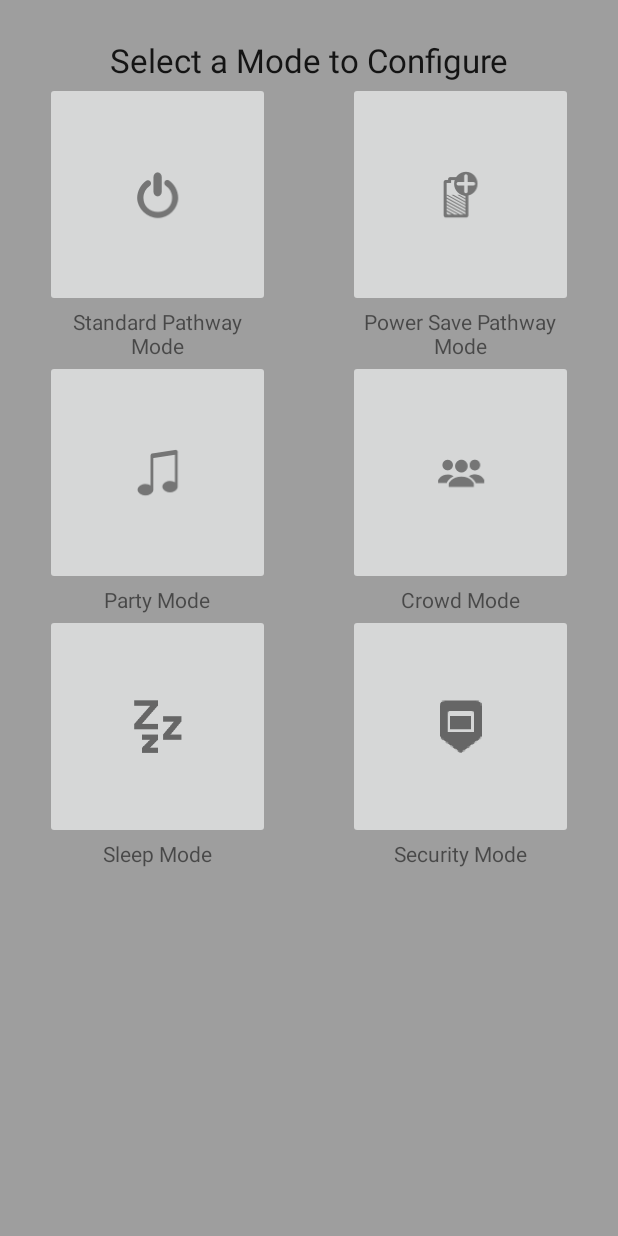
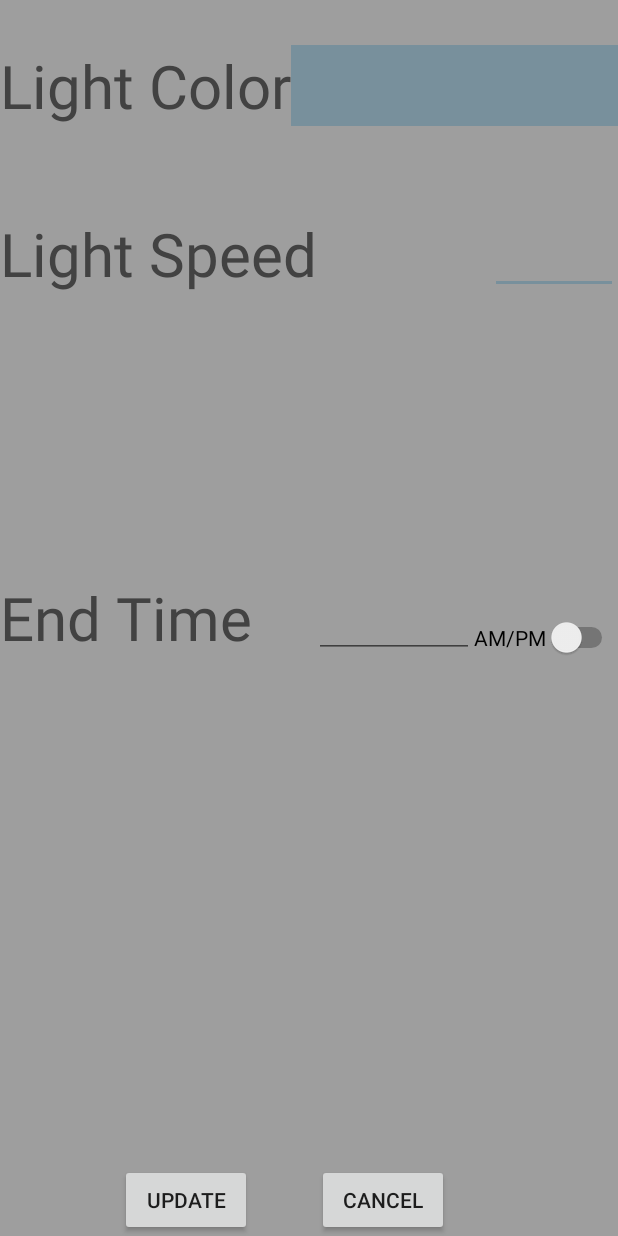
Before and after one commit to ncain7/DibsLightLink, an Android app: the ConfigureModeActivity screen opened directly, with no data from a screen before it, after a tap on an icon or button, on a phone screen of 412 x 824 dp. Run offline under Robolectric (Android 15) with nearby library versions, the phone set to English and light mode, and no system bars.

Commit message:
Added More Functionality
Almost all modes can be configured, just need Security mode set up

```diff
--- a/app/src/main/AndroidManifest.xml
+++ b/app/src/main/AndroidManifest.xml
@@ -35,7 +35,10 @@
         <activity android:name=".ConfigPowerSaveActivity"
             android:screenOrientation="portrait"
             android:parentActivityName=".ConfigureModeActivity"/>
-        <activity android:name=".ConfigStandActivity"
+        <activity android:name=".ConfigSleepModeActivity"
+            android:screenOrientation="portrait"
+            android:parentActivityName=".ConfigureModeActivity"/>
+        <activity android:name=".ConfigCrowdModeActivity"
             android:screenOrientation="portrait"
             android:parentActivityName=".ConfigureModeActivity"/>
 
--- /dev/null
+++ b/app/src/main/java/com/lightlinks/dibs/dibslightlinks/ConfigCrowdModeActivity.java
@@ -0,0 +1,70 @@
+package com.lightlinks.dibs.dibslightlinks;
+
+import android.os.Bundle;
+import android.support.v7.app.AppCompatActivity;
+import android.util.Log;
+import android.view.View;
+import android.widget.Button;
+import android.widget.EditText;
+
+/**
+ * Created by NickHome on 4/17/16.
+ */
+public class ConfigCrowdModeActivity extends AppCompatActivity{
+    private String TAG = "ConfigCrowdModeActivity";
+    ColorPicker cp;
+    private int LEDred, LEDgreen, LEDblue;
+    @Override
+    protected void onCreate(Bundle savedInstanceState) {
+        super.onCreate(savedInstanceState);
+        setContentView(R.layout.activity_config_crowd);
+
+        EditText light_speed = (EditText) findViewById(R.id.editText_crowd_speed);
+        EditText end_time = (EditText) findViewById(R.id.editText_crowd_end_time);
+        View color_view = findViewById(R.id.crowd_color_view);
+        Button update = (Button) findViewById(R.id.button_crowd_update);
+        Button cancel = (Button) findViewById(R.id.button_crowd_cancel);
+        cp = new ColorPicker(this,0,0,0);
+
+        if (color_view !=null) {
+            //set listener for when view is clicked
+            color_view.setOnClickListener(new View.OnClickListener() {
+                @Override
+                public void onClick(View v) {
+                    cp.show();
+                    Button color_update = (Button) cp.findViewById(R.id.button_update_color);
+                    color_update.setOnClickListener(new View.OnClickListener() {
+                        @Override
+                        public void onClick(View v) {
+                            LEDred = cp.getRed();
+                            LEDgreen = cp.getGreen();
+                            LEDblue = cp.getBlue();
+                            cp.dismiss();
+                        }
+                    });
+                }
+            });
+        }else{
+            Log.d(TAG, "onCreate: Something is not right here...");
+        }
+
+        update.setOnClickListener(new View.OnClickListener() {
+            @Override
+            public void onClick(View v) {
+                updateMode();
+            }
+        });
+
+        cancel.setOnClickListener(new View.OnClickListener() {
+            @Override
+            public void onClick(View v) {
+                finish();
+            }
+        });
+
+    }
+
+    private void updateMode(){
+        finish();
+    }
+}
--- a/app/src/main/java/com/lightlinks/dibs/dibslightlinks/ConfigureModeActivity.java
+++ b/app/src/main/java/com/lightlinks/dibs/dibslightlinks/ConfigureModeActivity.java
@@ -1,12 +1,17 @@
 package com.lightlinks.dibs.dibslightlinks;
 
+import android.content.Context;
 import android.content.Intent;
+import android.content.SharedPreferences;
 import android.os.Bundle;
+import android.preference.PreferenceManager;
 import android.support.annotation.Nullable;
 import android.support.v7.app.AppCompatActivity;
 import android.support.v7.widget.Toolbar;
 import android.view.View;
+import android.widget.Button;
 import android.widget.ImageButton;
+import android.widget.Toast;
 
 /**
  * Created by NickHome on 4/15/16.
@@ -14,6 +19,10 @@ import android.widget.ImageButton;
 public class ConfigureModeActivity extends AppCompatActivity{
 
 
+    private int LEDred, LEDgreen, LEDblue;
+    ColorPicker cp; // = new ColorPicker(this,0,0,0);
+    SharedPreferences pref;// = PreferenceManager.getDefaultSharedPreferences(this);
+    Context mActivity;
     @Override
     protected void onCreate(Bundle savedInstanceState) {
         super.onCreate(savedInstanceState);
@@ -23,6 +32,9 @@ public class ConfigureModeActivity extends AppCompatActivity{
         //Setup toolbar
         Toolbar myToolbar = (Toolbar) findViewById(R.id.main_toolbar);
         setSupportActionBar(myToolbar);
+        cp = new ColorPicker(this,0,0,0);
+        pref = PreferenceManager.getDefaultSharedPreferences(this);
+        mActivity = this;
 
         //Setup buttons and their listeners
         ImageButton ib_standard_mode = (ImageButton) findViewById(R.id.imageButton_standard_mode);
@@ -84,10 +96,13 @@ public class ConfigureModeActivity extends AppCompatActivity{
     }
 
     private void configureSleepMode() {
-
+        Intent config_sleep_intent = new Intent(this, ConfigSleepModeActivity.class);
+        startActivity(config_sleep_intent);
     }
 
     private void configureCrowdMode() {
+        Intent config_crowd_intent = new Intent(this,ConfigCrowdModeActivity.class);
+        startActivity(config_crowd_intent);
 
     }
 
@@ -103,8 +118,24 @@ public class ConfigureModeActivity extends AppCompatActivity{
 
     private void configureStandardMode() {
         //Create and intent to go to standard modes configure page
-        //Intent stnd_mode_config = new Intent(this, StandardConfigActivity.class);
-       // startActivity(stnd_mode_config);
+        //Intent stnd_mode_config = new Intent(this, ConfigStandActivity.class);
+        //startActivity(stnd_mode_config);
+        Toast.makeText(this,"You can only change color in Standard Mode",Toast.LENGTH_SHORT).show();
+
+        cp.show();
+        Button updateButton = (Button) cp.findViewById(R.id.button_update_color);
+        updateButton.setOnClickListener(new View.OnClickListener() {
+            @Override
+            public void onClick(View v) {
+                LEDred = cp.getRed();
+                LEDgreen = cp.getGreen();
+                LEDblue = cp.getBlue();
+                String command = "LED "+LEDred+" "+LEDgreen+" "+LEDblue+" 5|PIR OFF|TIRS OFF|PAT ON|";
+                pref.edit().putString("StandardModePref",command).apply();
+                cp.dismiss();
+                Toast.makeText(mActivity,command,Toast.LENGTH_SHORT).show();
+            }
+        });
 
     }
 }
--- a/app/src/main/java/com/lightlinks/dibs/dibslightlinks/MainScreenActivity.java
+++ b/app/src/main/java/com/lightlinks/dibs/dibslightlinks/MainScreenActivity.java
@@ -121,9 +121,6 @@ public class MainScreenActivity extends AppCompatActivity{
             prefs.edit().putString("SleepModePref",getString(R.string.def_sleep_mode_cmd)).apply();
             prefs.edit().putString("SecurityModePref",getString(R.string.def_security_mode_cmd)).apply();
         }
-
-
-        //outEditText = (EditText) findViewById(R.id.edit_text_out);
 
         cp = new ColorPicker(this, 0,0,0);
         mainToolBar = (Toolbar) findViewById(R.id.main_toolbar);
--- /dev/null
+++ b/app/src/main/res/layout/activity_config_crowd.xml
@@ -0,0 +1,102 @@
+<?xml version="1.0" encoding="utf-8"?>
+<RelativeLayout xmlns:android="http://schemas.android.com/apk/res/android"
+    android:layout_width="match_parent" android:layout_height="match_parent"
+    android:background="@color/colorPrimary">
+
+    <TextView
+        android:layout_width="wrap_content"
+        android:layout_height="wrap_content"
+        android:textAppearance="?android:attr/textAppearanceLarge"
+        android:text="@string/light_color"
+        android:id="@+id/textView_crowd_color"
+        android:layout_alignParentTop="true"
+        android:layout_alignParentLeft="true"
+        android:layout_alignParentStart="true"
+        android:textSize="40sp"
+        android:textColor="@color/colorPrimaryDark"
+        android:layout_marginTop="30dp" />
+
+    <TextView
+        android:layout_width="wrap_content"
+        android:layout_height="wrap_content"
+        android:textAppearance="?android:attr/textAppearanceLarge"
+        android:text="@string/crowd_light_speed"
+        android:id="@+id/textView_crowd_speed"
+        android:layout_below="@+id/textView_crowd_color"
+        android:layout_marginTop="58dp"
+        android:layout_alignParentLeft="true"
+        android:layout_alignParentStart="true"
+        android:textSize="40sp"
+        android:textColor="@color/colorPrimaryDark"/>
+
+    <EditText
+        android:layout_width="wrap_content"
+        android:layout_height="wrap_content"
+        android:inputType="number"
+        android:ems="4"
+        android:id="@+id/editText_crowd_speed"
+        android:textColor="@color/colorPrimaryDark"
+        android:layout_alignBottom="@+id/textView_crowd_speed"
+        android:layout_alignParentRight="true"
+        android:layout_alignParentEnd="true" />
+
+    <TextView
+        android:layout_width="wrap_content"
+        android:layout_height="wrap_content"
+        android:textAppearance="?android:attr/textAppearanceLarge"
+        android:text="@string/end_time"
+        android:id="@+id/textView_crowd_end_time"
+        android:textSize="40sp"
+        android:textColor="@color/colorPrimaryDark"
+        android:layout_centerVertical="true"
+        android:layout_alignParentLeft="true"
+        android:layout_alignParentStart="true" />
+
+    <Switch
+        android:layout_width="wrap_content"
+        android:layout_height="wrap_content"
+        android:text="AM/PM"
+        android:id="@+id/switch2"
+        android:layout_alignBottom="@+id/textView_crowd_end_time"
+        android:layout_alignParentRight="true"
+        android:layout_alignParentEnd="true" />
+
+    <EditText
+        android:layout_width="wrap_content"
+        android:layout_height="wrap_content"
+        android:inputType="time"
+        android:ems="5"
+        android:id="@+id/editText_crowd_end_time"
+        android:layout_alignBottom="@+id/textView_crowd_end_time"
+        android:layout_toLeftOf="@+id/switch2"
+        android:layout_toStartOf="@+id/switch2" />
+    <View
+        android:id="@+id/crowd_color_view"
+        android:layout_width="match_parent"
+        android:layout_height="wrap_content"
+        android:layout_toRightOf="@+id/textView_crowd_color"
+        android:layout_toEndOf="@+id/textView_crowd_color"
+        android:layout_alignBottom="@+id/textView_crowd_color"
+        android:layout_alignTop="@+id/textView_crowd_color"
+        android:background="@color/colorAccent"/>
+
+    <Button
+        android:layout_width="wrap_content"
+        android:layout_height="wrap_content"
+        android:text="@string/update"
+        android:id="@+id/button_crowd_update"
+        android:layout_alignParentBottom="true"
+        android:layout_alignRight="@+id/textView_crowd_end_time"
+        android:layout_alignEnd="@+id/textView_crowd_end_time" />
+
+    <Button
+        android:layout_width="wrap_content"
+        android:layout_height="wrap_content"
+        android:text="@string/cancel"
+        android:id="@+id/button_crowd_cancel"
+        android:layout_alignParentBottom="true"
+        android:layout_toRightOf="@+id/textView_crowd_speed"
+        android:layout_toEndOf="@+id/textView_crowd_speed" />
+
+
+</RelativeLayout>
--- a/app/src/main/res/layout/activity_config_party.xml
+++ b/app/src/main/res/layout/activity_config_party.xml
@@ -108,7 +108,7 @@
         android:layout_height="wrap_content"
         android:inputType="time"
         android:ems="8"
-        android:id="@+id/editText2"
+        android:id="@+id/editText_end_time"
         android:layout_alignTop="@id/textView_end_time"
         android:layout_alignStart="@id/editText"
         android:layout_alignLeft="@id/editText"
@@ -124,8 +124,8 @@
         android:layout_alignParentEnd="true"
         android:layout_alignParentRight="true"
         android:layout_alignBottom="@id/textView20"
-        android:layout_alignStart="@id/editText2"
-        android:layout_alignLeft="@id/editText2" />
+        android:layout_alignStart="@id/editText_end_time"
+        android:layout_alignLeft="@id/editText_end_time" />
 
     <Button
         android:layout_width="wrap_content"
--- a/app/src/main/res/values/strings.xml
+++ b/app/src/main/res/values/strings.xml
@@ -37,6 +37,8 @@
     <string name="colorset">Color Set</string>
     <string name="pattern">Pattern</string>
     <string name="time_in_minutes">Enter time in minutes</string>
+    <string name="time_prompt">If no time is specified, the mode will be active until manually changed by the user</string>
+    <string name="crowd_light_speed">Light Speed</string>
 
     <!-- Spinner arrays -->
     <string-array name="colorset_array">
```
Also changed, not shown: app/src/main/java/com/lightlinks/dibs/dibslightlinks/ConfigPowerSaveActivity.java (+72 -3 lines), app/src/main/java/com/lightlinks/dibs/dibslightlinks/ConfigSleepModeActivity.java (added, +48 -0 lines), app/src/main/java/com/lightlinks/dibs/dibslightlinks/ConfigStandActivity.java (deleted, +0 -40 lines), app/src/main/res/layout/activity_config_ps_mode.xml (+34 -47 lines), app/src/main/res/layout/activity_config_sleep_mode.xml (added, +67 -0 lines), app/src/main/res/layout/activity_config_standard_mode.xml (deleted, +0 -32 lines).
